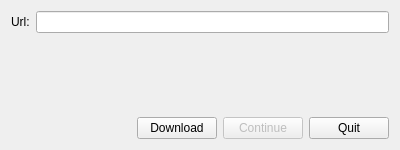
Qt form src/qt/forms/downloader.ui (VeriConomy/vericoin) before a commit.
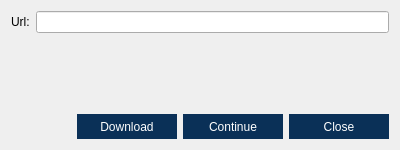
The same form after that commit.

Commit message: SuperNET and Chat buttons

```diff
--- a/src/qt/forms/downloader.ui
+++ b/src/qt/forms/downloader.ui
@@ -48,6 +48,16 @@
      </item>
      <item>
       <widget class="QPushButton" name="downloadButton">
+       <property name="minimumSize">
+        <size>
+         <width>100</width>
+         <height>25</height>
+        </size>
+       </property>
+       <property name="styleSheet">
+        <string notr="true">QPushButton { background : #0a3057; border : none; color: #FFFFFF} QPushButton:hover { background : #418BCA; } 
+QPushButton:pressed { background : #418BCA; }</string>
+       </property>
        <property name="text">
         <string>Download</string>
        </property>
@@ -61,6 +71,16 @@
        <property name="enabled">
         <bool>false</bool>
        </property>
+       <property name="minimumSize">
+        <size>
+         <width>100</width>
+         <height>25</height>
+        </size>
+       </property>
+       <property name="styleSheet">
+        <string notr="true">QPushButton { background : #0a3057; border : none; color: #FFFFFF} QPushButton:hover { background : #418BCA; } 
+QPushButton:pressed { background : #418BCA; }</string>
+       </property>
        <property name="text">
         <string>Continue</string>
        </property>
@@ -71,8 +91,18 @@
      </item>
      <item>
       <widget class="QPushButton" name="quitButton">
+       <property name="minimumSize">
+        <size>
+         <width>100</width>
+         <height>25</height>
+        </size>
+       </property>
+       <property name="styleSheet">
+        <string notr="true">QPushButton { background : #0a3057; border : none; color: #FFFFFF} QPushButton:hover { background : #418BCA; } 
+QPushButton:pressed { background : #418BCA; }</string>
+       </property>
        <property name="text">
-        <string>Quit</string>
+        <string>Close</string>
        </property>
        <property name="autoDefault">
         <bool>false</bool>
```
Left out of the diff: 2 changed lines with no effect on the pictures. The commit also changes 17 other files.
